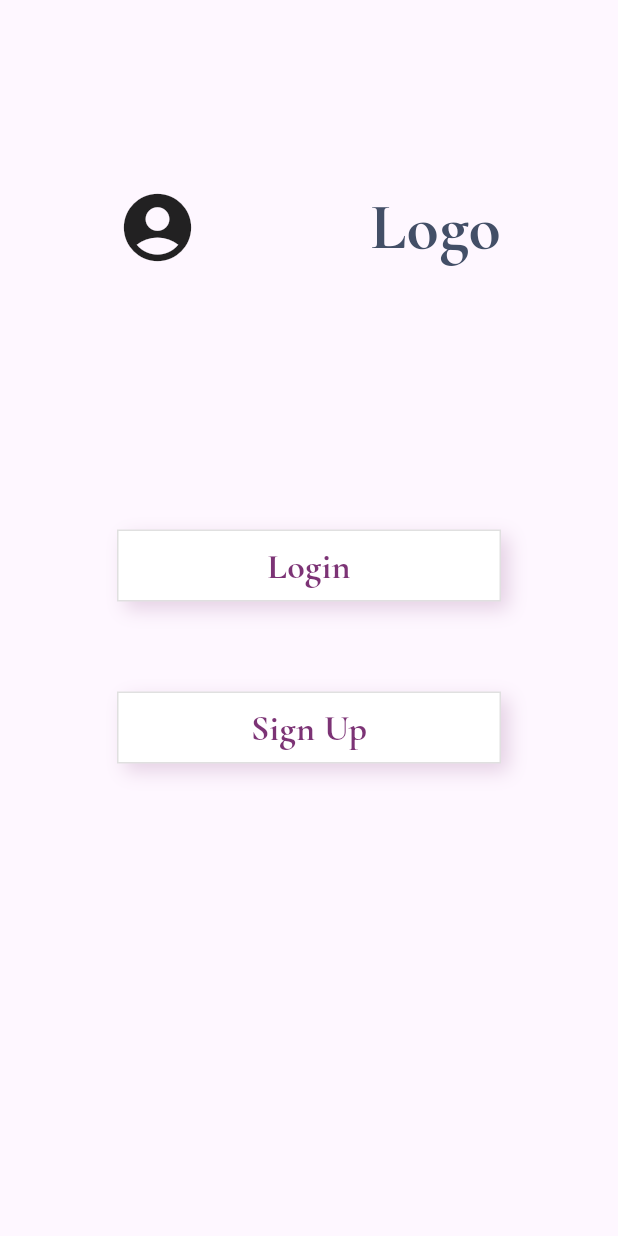
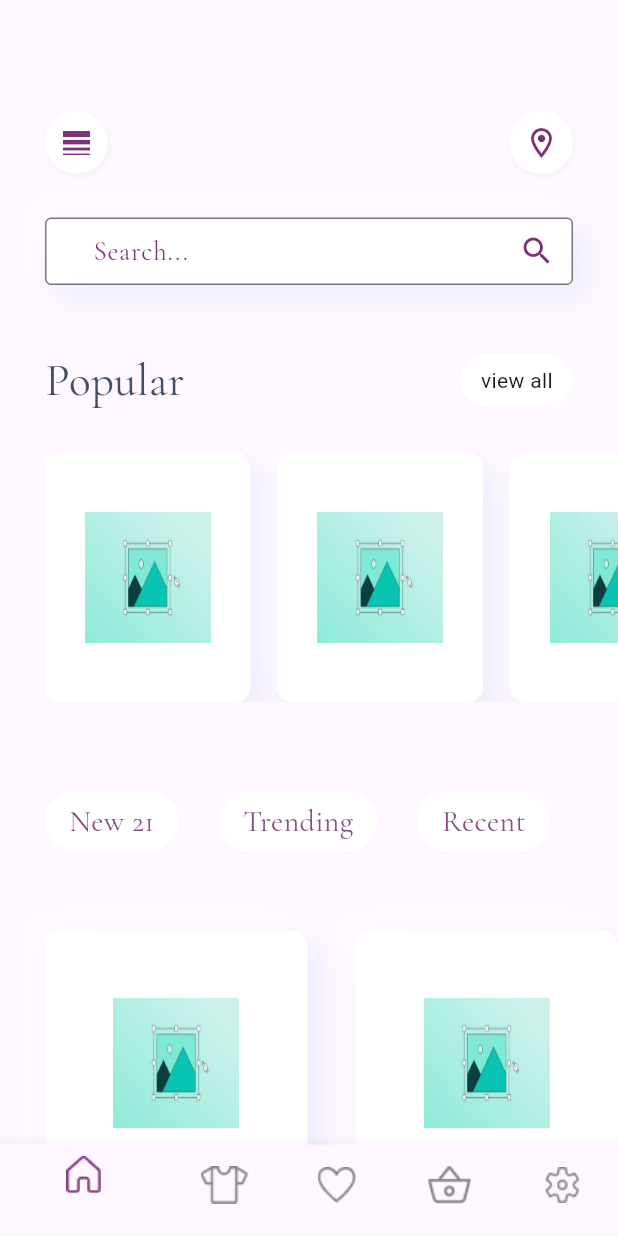
Before and after one commit to Mirhabil/Ecommerce_flutter, a Flutter app: the screen it shows after launch, on a phone screen of 412 x 824 dp. Run offline on Flutter 3.47's test engine with Material 3 defaults, Android fonts, the phone set to English and light mode, and no system bars; our stand-ins replace google_fonts.

Commit message:
feature: Create HomeScreen Screen

```diff
--- /dev/null
+++ b/lib/custom_widgets/Custom_ChipGroup.dart
@@ -0,0 +1,39 @@
+import 'package:flutter/cupertino.dart';
+import 'package:flutter/material.dart';
+import 'package:google_fonts/google_fonts.dart';
+
+class CustomChipGroup extends StatelessWidget {
+  List<String> chipNames;
+
+  CustomChipGroup(this.chipNames);
+
+  @override
+  Widget build(BuildContext context) {
+    return SizedBox(
+      height: 39,
+      child: ListView.builder(
+        itemCount: chipNames.length,
+        scrollDirection: Axis.horizontal,
+        itemBuilder: (context, index) {
+          return Container(
+            margin: EdgeInsets.only(left: index==0 ? 0 :27),
+            padding: EdgeInsets.symmetric(horizontal: 16),
+            decoration: BoxDecoration(
+              color: Colors.white,
+              borderRadius: BorderRadius.circular(20),
+            ),
+            child: Center(
+              child: Text(
+                chipNames[index],
+                style: GoogleFonts.cormorantGaramond(
+                  fontSize: 20,
+                  color: Color(0xFF834E7F),
+                ),
+              ),
+            ),
+          );
+        },
+      ),
+    );
+  }
+}
--- a/lib/custom_widgets/Custom_Container.dart
+++ b/lib/custom_widgets/Custom_Container.dart
@@ -4,12 +4,17 @@ import 'package:flutter/material.dart';
 import 'Custom_TextField.dart';
 
 class CustomContainer extends StatelessWidget {
-
   double widthOfContainer;
   double heightOfContainer;
   List<Widget> textFieldWidgetList;
+  bool isCenterColumn;
 
-  CustomContainer({required this.widthOfContainer,required this.heightOfContainer,required this.textFieldWidgetList});
+  CustomContainer({
+    required this.widthOfContainer,
+    required this.heightOfContainer,
+    required this.textFieldWidgetList,
+    required this.isCenterColumn,
+  });
 
   @override
   Widget build(BuildContext context) {
@@ -33,6 +38,8 @@ class CustomContainer extends StatelessWidget {
       width: widthOfContainer,
       height: heightOfContainer,
       child: Column(
+        mainAxisAlignment:
+            isCenterColumn ? MainAxisAlignment.center : MainAxisAlignment.start,
         children: textFieldWidgetList,
       ),
     );
--- a/lib/custom_widgets/Custom_Icon_Container.dart
+++ b/lib/custom_widgets/Custom_Icon_Container.dart
@@ -12,7 +12,6 @@ class CustomIconContainer extends StatelessWidget {
     return Container(
       width: 42,
       height: 42,
-      margin: EdgeInsets.only(top: 74, left: 21),
       decoration: BoxDecoration(
         color: Colors.white,
         shape: BoxShape.circle,
--- /dev/null
+++ b/lib/custom_widgets/Custom_Search_Widget.dart
@@ -0,0 +1,46 @@
+import 'package:flutter/cupertino.dart';
+import 'package:flutter/material.dart';
+import 'package:google_fonts/google_fonts.dart';
+
+class CustomSearchWidget extends StatelessWidget {
+  const CustomSearchWidget({super.key});
+
+  @override
+  Widget build(BuildContext context) {
+    return Container(
+      decoration: BoxDecoration(
+        color: Colors.white,
+        boxShadow: [
+          BoxShadow(
+            offset: Offset(9, 9),
+            blurRadius: 16,
+            color: Color(0xFF6295E2).withValues(alpha: 0.11),
+          ),
+          BoxShadow(
+            offset: Offset(-9, -9),
+            blurRadius: 16,
+            color: Color(0xFFFFFFFF).withValues(alpha: 0.25),
+          ),
+        ],
+      ),
+      child: SizedBox(
+        width: 315,
+        height: 45,
+        child: TextField(
+          decoration: InputDecoration(
+            hintText: "Search...",
+            hintStyle: GoogleFonts.cormorantGaramond(
+              fontSize: 18,
+              color: Color(0xFF7C3375),
+            ),
+            suffixIcon: Icon(Icons.search, color: Color(0xFF7C3375)),
+            contentPadding: EdgeInsets.only(left: 28),
+            border: OutlineInputBorder(
+              borderSide: BorderSide(color: Colors.purple),
+            ),
+          ),
+        ),
+      ),
+    );
+  }
+}
--- /dev/null
+++ b/lib/custom_widgets/Product_Item.dart
@@ -0,0 +1,30 @@
+import 'package:ecommerce_flutter/custom_widgets/Custom_Container.dart';
+import 'package:flutter/cupertino.dart';
+
+class ProductItem extends StatelessWidget {
+  String imageName;
+  double widthOfContainer;
+  double heightOfContainer;
+
+  ProductItem(this.imageName,this.widthOfContainer,this.heightOfContainer);
+
+  @override
+  Widget build(BuildContext context) {
+    return CustomContainer(
+      widthOfContainer: widthOfContainer,
+      heightOfContainer: heightOfContainer,
+      isCenterColumn: true,
+      textFieldWidgetList: [
+        Center(
+          child:Image.asset(
+            imageName,
+            width: 84,
+            height: 87,
+            fit: BoxFit.fill,
+          ),
+        )
+
+      ],
+    );
+  }
+}
--- a/lib/main.dart
+++ b/lib/main.dart
@@ -1,4 +1,7 @@
+import 'package:ecommerce_flutter/screens/Home_Screen.dart';
 import 'package:ecommerce_flutter/screens/Introduction_Screen.dart';
+import 'package:ecommerce_flutter/screens/Login_Screen.dart';
+import 'package:ecommerce_flutter/screens/SignUp_Screen.dart';
 import 'package:flutter/material.dart';
 
 void main() {
@@ -11,7 +14,7 @@ class MyApp extends StatelessWidget {
   @override
   Widget build(BuildContext context) {
     return MaterialApp(
-      home: IntroductionScreen(),
+      home: HomeScreen(),
       debugShowCheckedModeBanner: false,
     );
   }
--- /dev/null
+++ b/lib/screens/Home_Screen.dart
@@ -0,0 +1,142 @@
+import 'package:ecommerce_flutter/custom_widgets/Custom_ChipGroup.dart';
+import 'package:ecommerce_flutter/custom_widgets/Custom_Icon_Container.dart';
+import 'package:ecommerce_flutter/custom_widgets/Custom_Search_Widget.dart';
+import 'package:ecommerce_flutter/custom_widgets/Product_Item.dart';
+import 'package:flutter/cupertino.dart';
+import 'package:flutter/material.dart';
+import 'package:google_fonts/google_fonts.dart';
+
+class HomeScreen extends StatelessWidget {
+  const HomeScreen({super.key});
+
+  @override
+  Widget build(BuildContext context) {
+    return Scaffold(
+      bottomNavigationBar: BottomNavigationBar(
+        items: [
+          BottomNavigationBarItem(
+            icon: Image.asset("assets/Vector.png"),
+            label: "",
+          ),
+          BottomNavigationBarItem(
+            icon: Image.asset("assets/Vector-1.png"),
+            label: "",
+          ),
+          BottomNavigationBarItem(
+            icon: Image.asset("assets/Vector-2.png"),
+            label: "",
+          ),
+          BottomNavigationBarItem(
+            icon: Image.asset("assets/Group 167.png"),
+            label: "",
+          ),
+          BottomNavigationBarItem(
+            icon: Image.asset("assets/Vector-3.png", width: 23, height: 24),
+            label: "",
+          ),
+        ],
+      ),
+
+      body: SingleChildScrollView(
+        child: Padding(
+          padding: EdgeInsets.only(left: 30),
+          child: Column(
+            crossAxisAlignment: CrossAxisAlignment.stretch,
+            children: [
+              Row(
+                mainAxisAlignment: MainAxisAlignment.spaceBetween,
+                children: [
+                  Padding(
+                    padding: EdgeInsets.only(top: 74),
+                    child: CustomIconContainer(Icons.line_weight_outlined),
+                  ),
+                  Padding(
+                    padding: EdgeInsets.only(top: 74, right: 30),
+                    child: CustomIconContainer(Icons.location_on_outlined),
+                  ),
+                ],
+              ),
+              SizedBox(height: 29),
+              Padding(
+                padding: EdgeInsets.only(right: 30),
+                child: CustomSearchWidget(),
+              ),
+              SizedBox(height: 42),
+              Row(
+                mainAxisAlignment: MainAxisAlignment.spaceBetween,
+                children: [
+                  Text(
+                    "Popular",
+                    style: GoogleFonts.cormorantGaramond(
+                      fontSize: 30,
+                      color: Color(0xFF434F67),
+                    ),
+                  ),
+
+                  Container(
+                    margin: EdgeInsets.only(right: 30),
+                    width: 75,
+                    height: 35,
+                    decoration: BoxDecoration(
+                      color: Colors.white,
+                      borderRadius: BorderRadius.circular(18),
+                    ),
+                    child: Center(child: Text("view all")),
+                  ),
+                ],
+              ),
+
+              SizedBox(height: 27),
+
+              //First ListView
+              SizedBox(
+                height: 166,
+                child: ListView.builder(
+                  itemCount: imagesList.length,
+                  scrollDirection: Axis.horizontal,
+                  itemBuilder: (context, index) {
+                    return Padding(
+                      padding: EdgeInsets.only(left: index != 0 ? 18 : 0),
+                      child: ProductItem(imagesList[index],137,166),
+                    );
+                  },
+                ),
+              ),
+              SizedBox(height: 60),
+              CustomChipGroup(["New 21", "Trending", "Recent"]),
+              SizedBox(height: 54),
+
+              GridView.builder(
+                physics: NeverScrollableScrollPhysics(),
+                shrinkWrap: true,
+                itemCount: imagesList.length,
+                gridDelegate: SliverGridDelegateWithFixedCrossAxisCount(
+                  crossAxisCount: 2,
+                  crossAxisSpacing: 32,
+                  mainAxisSpacing: 22,
+                ),
+                itemBuilder: (context, index) {
+                  return ProductItem(imagesList[index],197,239);
+                },
+              ),
+            ],
+          ),
+        ),
+      ),
+    );
+  }
+}
+
+List<String> imagesList = [
+  "assets/images.jpeg",
+  "assets/images.jpeg",
+  "assets/images.jpeg",
+  "assets/images.jpeg",
+  "assets/images.jpeg",
+  "assets/images.jpeg",
+  "assets/images.jpeg",
+  "assets/images.jpeg",
+  "assets/images.jpeg",
+  "assets/images.jpeg",
+  "assets/images.jpeg",
+];
--- a/lib/screens/Login_Screen.dart
+++ b/lib/screens/Login_Screen.dart
@@ -35,7 +35,7 @@ class LoginScreen extends StatelessWidget {
             CustomContainer(widthOfContainer: 323, heightOfContainer: 261, textFieldWidgetList: [
               CustomTextField.login("USERNAME", 54, false),
               CustomTextField.login("PASSWORD", 38, true),
-            ]),
+            ],isCenterColumn: false,),
             SizedBox(height: 82),
             CustomButton.purple(
               "Next",
--- a/lib/screens/SignUp_Screen.dart
+++ b/lib/screens/SignUp_Screen.dart
@@ -14,7 +14,7 @@ class SignUpScreen extends StatelessWidget {
       body: Column(
         crossAxisAlignment: CrossAxisAlignment.start,
         children: [
-          CustomIconContainer(Icons.arrow_back),
+          Padding(padding: EdgeInsets.only(top: 74, left: 21),child: CustomIconContainer(Icons.arrow_back),),
           SizedBox(height: 53),
           Padding(
             padding: EdgeInsets.only(left: 24, right: 28),
@@ -31,7 +31,7 @@ class SignUpScreen extends StatelessWidget {
                       CustomTextField.signup("Email", 28, false),
                       CustomTextField.signup("PASSWORD", 24, false),
                       CustomTextField.signup("CONFIRM PASSWORD", 28, true),
-                    ],
+                    ],isCenterColumn: false,
                   ),
                 ),
                 SizedBox(height: 115),
--- a/pubspec.yaml
+++ b/pubspec.yaml
@@ -59,9 +59,8 @@ flutter:
   uses-material-design: true
 
   # To add assets to your application, add an assets section, like this:
-  # assets:
-  #   - images/a_dot_burr.jpeg
-  #   - images/a_dot_ham.jpeg
+  assets:
+    - assets/
 
   # An image asset can refer to one or more resolution-specific "variants", see
   # https://flutter.dev/to/resolution-aware-images
```
Also changed, not shown: assets/Group 167.png (added), assets/Vector-1.png (added), assets/Vector-2.png (added), assets/Vector-3.png (added), assets/Vector.png (added), assets/images.jpeg (added).
